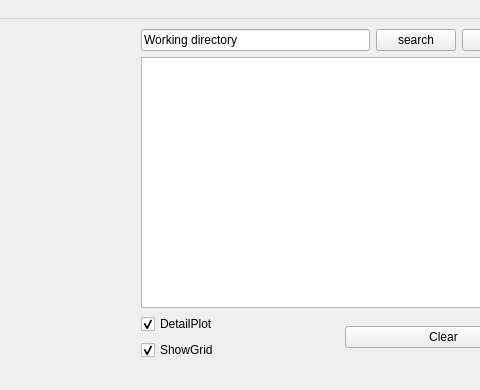
This is utils/RSA_UI/RSA_ui.ui in mrvx666/Rock-spectrum-assistant as Qt 5 draws it before an edit; both pictures show x 359 to 839 and y 0 to 390 of the 921 by 390 pixel window. The edited form follows.
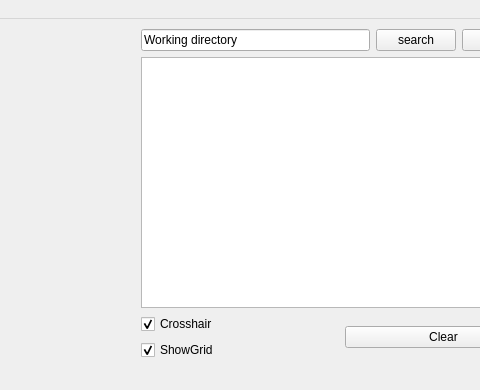
This is the edited form. Icons and pictures are not drawn. Custom widgets are drawn as their Qt base class.

What changed in the file:
```diff
--- a/utils/RSA_UI/RSA_ui.ui
+++ b/utils/RSA_UI/RSA_ui.ui
@@ -134,7 +134,7 @@
             </font>
            </property>
            <property name="text">
-            <string>DetailPlot</string>
+            <string>Crosshair</string>
            </property>
            <property name="checked">
             <bool>true</bool>
```
Left out of the diff: 2 changed lines with no effect on the pictures.
